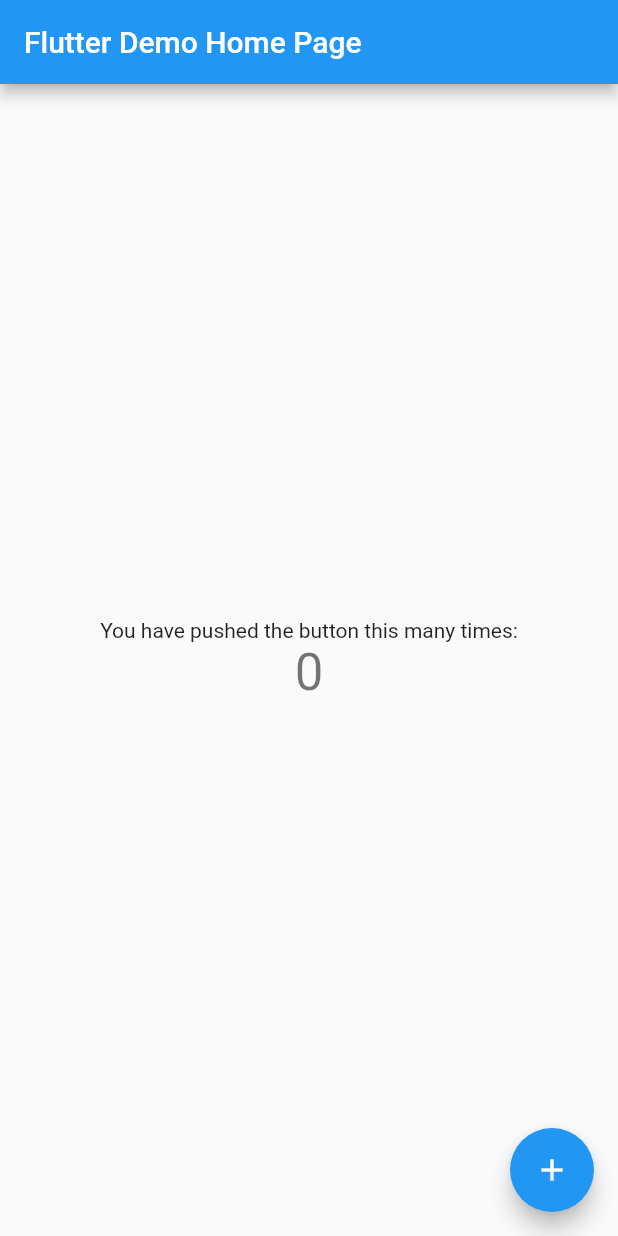
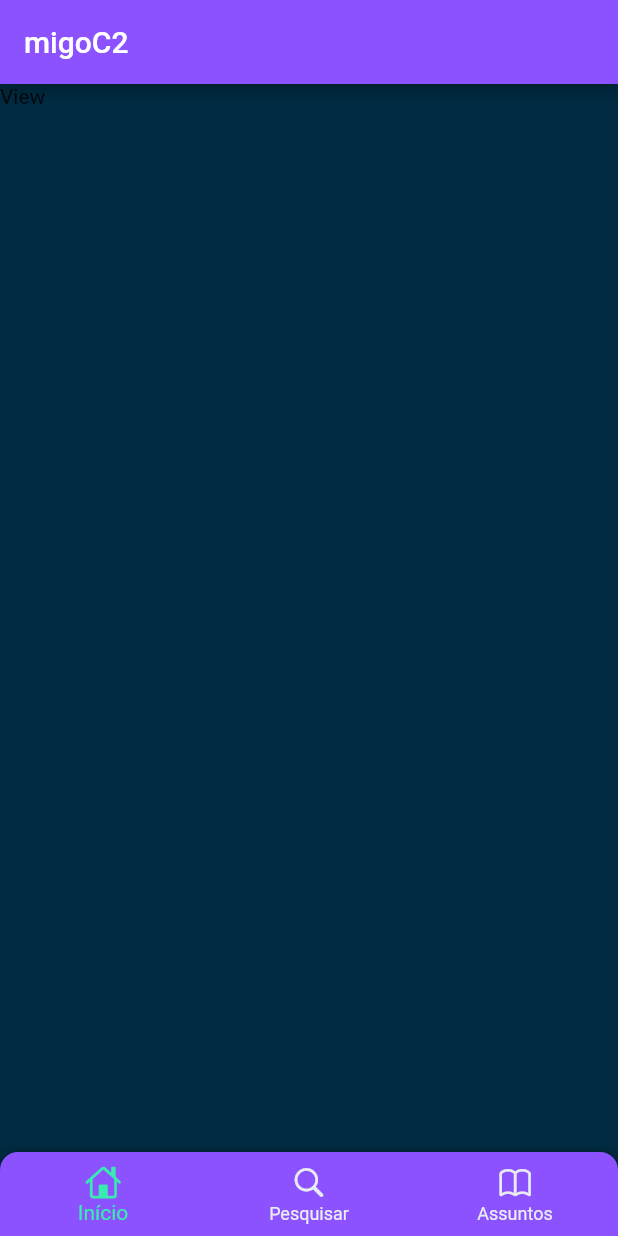
Before and after one commit to Projeto-MigoC2/frontend, a Flutter app: the screen it shows after launch, on a phone screen of 412 x 824 dp. Run offline on Flutter 3.47's test engine with Material 2 defaults, Android fonts, the phone set to English and light mode, and no system bars; our stand-ins replace shared_preferences.

Commit message:
add app bar and bottom app bar structures

```diff
--- /dev/null
+++ b/lib/assuntos/models/assunto_error.dart
@@ -0,0 +1,5 @@
+class AssuntoError {
+  int code;
+  Object message;
+  AssuntoError({required this.code, required this.message});
+}
--- a/lib/main.dart
+++ b/lib/main.dart
@@ -1,115 +1,20 @@
 import 'package:flutter/material.dart';
+import 'package:migoc2/pages/Base/bottom_navigation_bar/provider/bottom_navigation_bar_provider.dart';
+import 'package:migoc2/pages/Base/base/app_base.dart';
+import 'package:migoc2/resources/dark_theme_provider.dart';
+import 'package:provider/provider.dart';
+
+import 'assuntos/view_models/assuntos_view_model.dart';
 
 void main() {
-  runApp(const MyApp());
+  runApp(
+      MultiProvider(
+          providers: [
+            ChangeNotifierProvider(create: (context) => AssuntosViewModel()),
+            ChangeNotifierProvider(create: (context) => DarkThemeProvider()),
+            ChangeNotifierProvider(create: (context) => BottomBarProvider()),
+          ],
+          child: const AppBaseHomePage()
+  )
+  );
 }
-
-class MyApp extends StatelessWidget {
-  const MyApp({Key? key}) : super(key: key);
-
-  // This widget is the root of your application.
-  @override
-  Widget build(BuildContext context) {
-    return MaterialApp(
-      title: 'Flutter Demo',
-      theme: ThemeData(
-        // This is the theme of your application.
-        //
-        // Try running your application with "flutter run". You'll see the
-        // application has a blue toolbar. Then, without quitting the app, try
-        // changing the primarySwatch below to Colors.green and then invoke
-        // "hot reload" (press "r" in the console where you ran "flutter run",
-        // or simply save your changes to "hot reload" in a Flutter IDE).
-        // Notice that the counter didn't reset back to zero; the application
-        // is not restarted.
-        primarySwatch: Colors.blue,
-      ),
-      home: const MyHomePage(title: 'Flutter Demo Home Page'),
-    );
-  }
-}
-
-class MyHomePage extends StatefulWidget {
-  const MyHomePage({Key? key, required this.title}) : super(key: key);
-
-  // This widget is the home page of your application. It is stateful, meaning
-  // that it has a State object (defined below) that contains fields that affect
-  // how it looks.
-
-  // This class is the configuration for the state. It holds the values (in this
-  // case the title) provided by the parent (in this case the App widget) and
-  // used by the build method of the State. Fields in a Widget subclass are
-  // always marked "final".
-
-  final String title;
-
-  @override
-  State<MyHomePage> createState() => _MyHomePageState();
-}
-
-class _MyHomePageState extends State<MyHomePage> {
-  int _counter = 0;
-
-  void _incrementCounter() {
-    setState(() {
-      // This call to setState tells the Flutter framework that something has
-      // changed in this State, which causes it to rerun the build method below
-      // so that the display can reflect the updated values. If we changed
-      // _counter without calling setState(), then the build method would not be
-      // called again, and so nothing would appear to happen.
-      _counter++;
-    });
-  }
-
-  @override
-  Widget build(BuildContext context) {
-    // This method is rerun every time setState is called, for instance as done
-    // by the _incrementCounter method above.
-    //
-    // The Flutter framework has been optimized to make rerunning build methods
-    // fast, so that you can just rebuild anything that needs updating rather
-    // than having to individually change instances of widgets.
-    return Scaffold(
-      appBar: AppBar(
-        // Here we take the value from the MyHomePage object that was created by
-        // the App.build method, and use it to set our appbar title.
-        title: Text(widget.title),
-      ),
-      body: Center(
-        // Center is a layout widget. It takes a single child and positions it
-        // in the middle of the parent.
-        child: Column(
-          // Column is also a layout widget. It takes a list of children and
-          // arranges them vertically. By default, it sizes itself to fit its
-          // children horizontally, and tries to be as tall as its parent.
-          //
-          // Invoke "debug painting" (press "p" in the console, choose the
-          // "Toggle Debug Paint" action from the Flutter Inspector in Android
-          // Studio, or the "Toggle Debug Paint" command in Visual Studio Code)
-          // to see the wireframe for each widget.
-          //
-          // Column has various properties to control how it sizes itself and
-          // how it positions its children. Here we use mainAxisAlignment to
-          // center the children vertically; the main axis here is the vertical
-          // axis because Columns are vertical (the cross axis would be
-          // horizontal).
-          mainAxisAlignment: MainAxisAlignment.center,
-          children: <Widget>[
-            const Text(
-              'You have pushed the button this many times:',
-            ),
-            Text(
-              '$_counter',
-              style: Theme.of(context).textTheme.headline4,
-            ),
-          ],
-        ),
-      ),
-      floatingActionButton: FloatingActionButton(
-        onPressed: _incrementCounter,
-        tooltip: 'Increment',
-        child: const Icon(Icons.add),
-      ), // This trailing comma makes auto-formatting nicer for build methods.
-    );
-  }
-}
--- /dev/null
+++ b/lib/pages/Base/base/app_base.dart
@@ -0,0 +1,54 @@
+import 'package:flutter/material.dart';
+import 'package:migoc2/resources/dark_theme_provider.dart';
+import 'package:provider/provider.dart';
+import '../../../resources/theme_data.dart';
+import '../bottom_navigation_bar/widgets/bottom_navigation_bar.dart';
+
+class AppBase extends StatelessWidget {
+  const AppBase({Key? key}) : super(key: key);
+
+  static const String _titulo = 'migoC2';
+
+  @override
+  Widget build(BuildContext context) {
+    return AppBaseHomePage();
+  }
+}
+
+class AppBaseHomePage extends StatefulWidget {
+  const  AppBaseHomePage({Key? key}) : super(key: key);
+
+  @override
+  State<AppBaseHomePage> createState() => _AppBaseHomePageState();
+}
+
+class _AppBaseHomePageState extends State<AppBaseHomePage> {
+
+  static const String _titulo = 'migoC2';
+
+  static final List<Widget> _appBars = [
+
+  ];
+
+
+  @override
+  Widget build(BuildContext context) {
+    return Consumer<DarkThemeProvider>(
+        builder: (context, theme, child) => MaterialApp(
+          title: _titulo,
+          themeMode: ThemeMode.system,
+          theme: Styles.themeData(theme.darkTheme, context),
+          home: Scaffold(
+              appBar: AppBar(
+                title: const Text(_titulo),
+              ),
+              body: Container(
+                color: Styles.themeData(theme.darkTheme, context).backgroundColor,
+                child: const Text('View'),
+              ),
+              bottomNavigationBar: const BottomBar(),
+        ),
+    )
+    );
+  }
+}
--- /dev/null
+++ b/lib/pages/Base/bottom_navigation_bar/provider/bottom_navigation_bar_provider.dart
@@ -0,0 +1,12 @@
+import 'package:flutter/material.dart';
+
+class BottomBarProvider extends ChangeNotifier {
+  int _selectedIndex = 0;
+
+  int get selectedIndex => _selectedIndex;
+
+  void onItemTapped(int index) {
+    _selectedIndex = index;
+    notifyListeners();
+  }
+}
--- /dev/null
+++ b/lib/pages/Base/bottom_navigation_bar/widgets/bottom_navigation_bar.dart
@@ -0,0 +1,53 @@
+import 'package:flutter/cupertino.dart';
+import 'package:flutter/material.dart';
+import 'package:migoc2/pages/Base/bottom_navigation_bar/provider/bottom_navigation_bar_provider.dart';
+import 'package:provider/provider.dart';
+import '../../../../resources/dark_theme_provider.dart';
+
+class BottomBar extends StatelessWidget {
+  const BottomBar({Key? key}) : super(key: key);
+
+  @override
+  Widget build(BuildContext context) {
+    return _BottomBar();
+  }
+}
+
+class _BottomBar extends StatefulWidget {
+  @override
+   State<_BottomBar> createState() => _BottomBarState();
+}
+
+class _BottomBarState extends State<_BottomBar> {
+  @override
+  Widget build(BuildContext context) {
+    return Consumer<DarkThemeProvider>(
+      builder: (context, theme, child) => Container(
+        decoration: const BoxDecoration(
+            borderRadius: BorderRadius.only(
+                topRight: Radius.circular(12), topLeft: Radius.circular(12)),
+            boxShadow: [
+              BoxShadow(color: Colors.black38, spreadRadius: 0, blurRadius: 6)
+            ]),
+        child: ClipRRect(
+          borderRadius: const BorderRadius.only(
+              topLeft: Radius.circular(12.0), topRight: Radius.circular(12.0)),
+          child: BottomNavigationBar(
+            type: BottomNavigationBarType.fixed,
+            items: const <BottomNavigationBarItem>[
+              BottomNavigationBarItem(
+                  icon: Icon(CupertinoIcons.home), label: 'Início'),
+              BottomNavigationBarItem(
+                  icon: Icon(CupertinoIcons.search), label: 'Pesquisar'),
+              BottomNavigationBarItem(
+                  icon: Icon(CupertinoIcons.book), label: 'Assuntos'
+              )
+            ],
+            currentIndex: context.watch<BottomBarProvider>().selectedIndex,
+            onTap: context.watch<BottomBarProvider>().onItemTapped,
+          ),
+        ),
+      )
+    );
+  }
+}
--- /dev/null
+++ b/lib/resources/colors+extensions.dart
@@ -0,0 +1,10 @@
+import 'package:flutter/material.dart';
+
+class UIColors {
+  UIColors._();
+  static Color get primaryColor => const Color(0xff8C52FF);
+  static Color get secondaryColor => const Color(0xff39EBB0);
+  static Color get lightBackgroundColor => const Color(0xff002B42);
+  static Color get darkBackgroundColor => const Color(0xff002B42);
+  static Color get unselectedColor => const Color(0xffE9ECF2);
+}
--- /dev/null
+++ b/lib/resources/dark_theme_preferences.dart
@@ -0,0 +1,15 @@
+import 'package:shared_preferences/shared_preferences.dart';
+
+class DarkThemePreferences {
+  static const THEME_KEY = "theme_key";
+
+  setTheme(bool value) async {
+    SharedPreferences sharedPreferences = await SharedPreferences.getInstance();
+    sharedPreferences.setBool(THEME_KEY, value);
+  }
+
+  Future<bool> getTheme() async {
+    SharedPreferences sharedPreferences = await SharedPreferences.getInstance();
+    return sharedPreferences.getBool(THEME_KEY) ?? false;
+  }
+}
--- /dev/null
+++ b/lib/resources/dark_theme_provider.dart
@@ -0,0 +1,14 @@
+import 'package:flutter/foundation.dart';
+import 'package:migoc2/resources/dark_theme_preferences.dart';
+
+class DarkThemeProvider with ChangeNotifier {
+  DarkThemePreferences darkThemePreferences = DarkThemePreferences();
+  bool _darkTheme = false;
+
+  bool get darkTheme => _darkTheme;
+
+  set darkTheme(bool value) {
+    _darkTheme = value;
+    darkThemePreferences.setTheme(value);
+  }
+}
--- /dev/null
+++ b/lib/resources/theme_data.dart
@@ -0,0 +1,22 @@
+import 'dart:ui';
+import 'package:flutter/material.dart';
+import 'package:migoc2/resources/colors+extensions.dart';
+
+class Styles {
+  static ThemeData themeData(bool isDarkTheme, BuildContext context) {
+    return ThemeData(
+      brightness: isDarkTheme ? Brightness.dark : Brightness.light,
+      primaryColor: UIColors.primaryColor,
+      bottomNavigationBarTheme: BottomNavigationBarThemeData(
+        selectedItemColor: UIColors.secondaryColor,
+        unselectedItemColor: UIColors.unselectedColor,
+        backgroundColor: UIColors.primaryColor
+      ),
+      backgroundColor: isDarkTheme ? UIColors.darkBackgroundColor : UIColors.lightBackgroundColor,
+      appBarTheme: AppBarTheme(
+        backgroundColor: UIColors.primaryColor
+      ),
+        scaffoldBackgroundColor: isDarkTheme ? UIColors.darkBackgroundColor : UIColors.lightBackgroundColor
+    );
+  }
+}
```
Also changed, not shown: lib/assuntos/models/assuntos_list_model.dart (added, +25 -0 lines), lib/assuntos/screens/assuntos_screen.dart (added, +13 -0 lines), lib/assuntos/services/api_status.dart (added, +11 -0 lines), lib/assuntos/services/assuntos_service.dart (added, +23 -0 lines), lib/assuntos/view_models/assuntos_view_model.dart (added, +44 -0 lines), lib/extensions/color_extension.dart (added, +13 -0 lines), lib/pages/Base/home/home_app_bar.dart (added), 1 other file.
